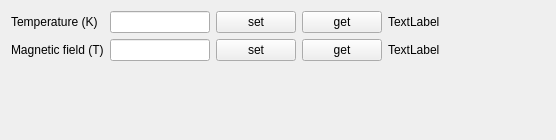
Before: the Qt Designer form opticool/opticool.ui in lictailer/zmeter, drawn with Qt 5.
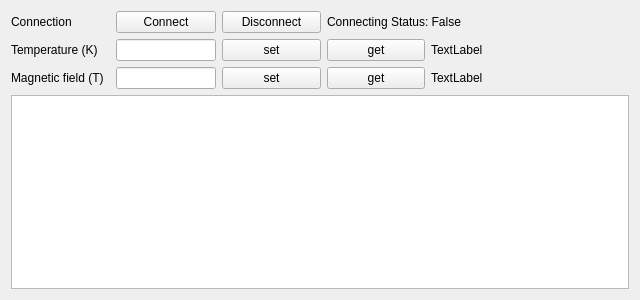
After: the same form once the commit is applied.

Commit message: Add connection UI and refactor hardware/logic

What changed in the file:
```diff
--- a/opticool/opticool.ui
+++ b/opticool/opticool.ui
@@ -6,8 +6,8 @@
    <rect>
     <x>0</x>
     <y>0</y>
-    <width>556</width>
-    <height>140</height>
+    <width>640</width>
+    <height>300</height>
    </rect>
   </property>
   <property name="windowTitle">
@@ -17,13 +17,44 @@
    <item>
     <layout class="QGridLayout" name="gridLayout">
      <item row="0" column="0">
+      <widget class="QLabel" name="label_connection">
+       <property name="text">
+        <string>Connection</string>
+       </property>
+      </widget>
+     </item>
+     <item row="0" column="1">
+      <widget class="QPushButton" name="connect_pushButton">
+       <property name="text">
+        <string>Connect</string>
+       </property>
+      </widget>
+     </item>
+     <item row="0" column="2">
+      <widget class="QPushButton" name="disconnect_pushButton">
+       <property name="text">
+        <string>Disconnect</string>
+       </property>
+      </widget>
+     </item>
+     <item row="0" column="3" colspan="3">
+      <widget class="QLabel" name="connectionStatus_label">
+       <property name="text">
+        <string>Connecting Status: False</string>
+       </property>
+       <property name="textInteractionFlags">
+        <set>Qt::LinksAccessibleByKeyboard|Qt::LinksAccessibleByMouse|Qt::TextBrowserInteraction|Qt::TextSelectableByKeyboard|Qt::TextSelectableByMouse</set>
+       </property>
+      </widget>
+     </item>
+     <item row="1" column="0">
       <widget class="QLabel" name="label">
        <property name="text">
         <string>Temperature (K)</string>
        </property>
       </widget>
      </item>
-     <item row="0" column="1">
+     <item row="1" column="1">
       <widget class="QLineEdit" name="lineEdit">
        <property name="minimumSize">
         <size>
@@ -39,21 +70,21 @@
        </property>
       </widget>
      </item>
-     <item row="0" column="2">
+     <item row="1" column="2">
       <widget class="QPushButton" name="pushButton">
        <property name="text">
         <string>set</string>
        </property>
       </widget>
      </item>
-     <item row="0" column="3">
+     <item row="1" column="3">
       <widget class="QPushButton" name="pushButton_3">
        <property name="text">
         <string>get</string>
        </property>
       </widget>
      </item>
-     <item row="0" column="4">
+     <item row="1" column="4" colspan="2">
       <widget class="QLabel" name="label_3">
        <property name="text">
         <string>TextLabel</string>
@@ -63,27 +94,14 @@
        </property>
       </widget>
      </item>
-     <item row="0" column="5">
-      <spacer name="horizontalSpacer">
-       <property name="orientation">
-        <enum>Qt::Horizontal</enum>
-       </property>
-       <property name="sizeHint" stdset="0">
-        <size>
-         <width>40</width>
-         <height>20</height>
-        </size>
-       </property>
-      </spacer>
-     </item>
-     <item row="1" column="0">
+     <item row="2" column="0">
       <widget class="QLabel" name="label_2">
        <property name="text">
         <string>Magnetic field (T)</string>
        </property>
       </widget>
      </item>
-     <item row="1" column="1">
+     <item row="2" column="1">
       <widget class="QLineEdit" name="lineEdit_2">
        <property name="minimumSize">
         <size>
@@ -99,21 +117,21 @@
        </property>
       </widget>
      </item>
-     <item row="1" column="2">
+     <item row="2" column="2">
       <widget class="QPushButton" name="pushButton_2">
        <property name="text">
         <string>set</string>
        </property>
       </widget>
      </item>
-     <item row="1" column="3">
+     <item row="2" column="3">
       <widget class="QPushButton" name="pushButton_4">
        <property name="text">
         <string>get</string>
        </property>
       </widget>
      </item>
-     <item row="1" column="4">
+     <item row="2" column="4" colspan="2">
       <widget class="QLabel" name="label_4">
        <property name="text">
         <string>TextLabel</string>
@@ -123,31 +141,12 @@
        </property>
       </widget>
      </item>
-     <item row="1" column="5">
-      <spacer name="horizontalSpacer_2">
-       <property name="orientation">
-        <enum>Qt::Horizontal</enum>
+     <item row="3" column="0" colspan="6">
+      <widget class="QTextEdit" name="logStatus_textEdit">
+       <property name="readOnly">
+        <bool>true</bool>
        </property>
-       <property name="sizeHint" stdset="0">
-        <size>
-         <width>40</width>
-         <height>20</height>
-        </size>
-       </property>
-      </spacer>
-     </item>
-     <item row="2" column="2">
-      <spacer name="verticalSpacer">
-       <property name="orientation">
-        <enum>Qt::Vertical</enum>
-       </property>
-       <property name="sizeHint" stdset="0">
-        <size>
-         <width>20</width>
-         <height>40</height>
-        </size>
-       </property>
-      </spacer>
+      </widget>
      </item>
     </layout>
    </item>
```
The commit also changes 3 other files.
